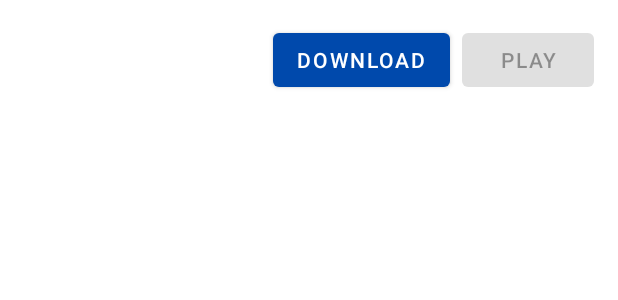
After one commit to casspangell/LPH_Android, an Android app: the layout item_song.xml on its own in the app's theme, with its tools: preview values and no code run, on a phone screen of 412 x 824 dp. The commit adds this screen. Shown: the top 300 px of the screen. Run offline under Robolectric (Android 15) with nearby library versions, the phone set to English and light mode, and no system bars.

```diff
--- a/app/build.gradle
+++ b/app/build.gradle
@@ -107,6 +107,8 @@ dependencies {
     implementation 'com.google.firebase:firebase-messaging-ktx'
     implementation 'com.google.firebase:firebase-database-ktx'
     implementation 'com.google.firebase:firebase-storage'
+    implementation 'com.google.firebase:firebase-common-ktx'
+    implementation 'com.google.firebase:firebase-firestore-ktx'
 
     // Hilt - Using KAPT, not KSP
     implementation "com.google.dagger:hilt-android:2.48"
--- /dev/null
+++ b/app/src/main/res/layout/item_song.xml
@@ -0,0 +1,49 @@
+<?xml version="1.0" encoding="utf-8"?>
+<androidx.constraintlayout.widget.ConstraintLayout xmlns:android="http://schemas.android.com/apk/res/android"
+    xmlns:app="http://schemas.android.com/apk/res-auto"
+    android:layout_width="match_parent"
+    android:layout_height="wrap_content"
+    android:padding="16dp">
+
+    <TextView
+        android:id="@+id/songTitle"
+        android:layout_width="0dp"
+        android:layout_height="wrap_content"
+        android:layout_marginEnd="16dp"
+        android:textSize="16sp"
+        android:textColor="@android:color/black"
+        app:layout_constraintStart_toStartOf="parent"
+        app:layout_constraintEnd_toStartOf="@id/downloadButton"
+        app:layout_constraintTop_toTopOf="parent" />
+
+    <Button
+        android:id="@+id/downloadButton"
+        android:layout_width="wrap_content"
+        android:layout_height="wrap_content"
+        android:text="Download"
+        android:layout_marginEnd="8dp"
+        app:layout_constraintEnd_toStartOf="@id/playButton"
+        app:layout_constraintTop_toTopOf="parent"
+        app:layout_constraintBottom_toBottomOf="parent" />
+
+    <Button
+        android:id="@+id/playButton"
+        android:layout_width="wrap_content"
+        android:layout_height="wrap_content"
+        android:text="Play"
+        android:enabled="false"
+        app:layout_constraintEnd_toEndOf="parent"
+        app:layout_constraintTop_toTopOf="parent"
+        app:layout_constraintBottom_toBottomOf="parent" />
+
+    <ProgressBar
+        android:id="@+id/downloadProgress"
+        android:layout_width="0dp"
+        android:layout_height="wrap_content"
+        android:layout_marginTop="8dp"
+        android:visibility="gone"
+        app:layout_constraintStart_toStartOf="parent"
+        app:layout_constraintEnd_toEndOf="parent"
+        app:layout_constraintTop_toBottomOf="@id/songTitle" />
+
+</androidx.constraintlayout.widget.ConstraintLayout>
```
Also changed, not shown: app/src/main/java/org/lovepeaceharmony/androidapp/ui/fragment/ChantNowFragment.kt (+46 -0 lines), app/src/main/java/org/lovepeaceharmony/androidapp/ui/viewmodel/ChantNowViewModel.kt (added, +18 -0 lines).
